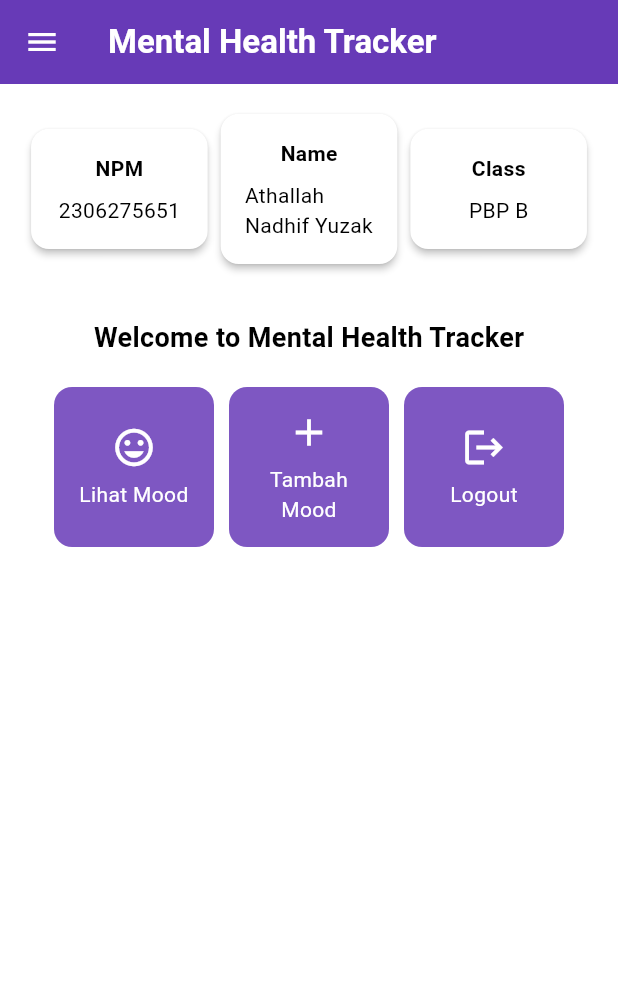
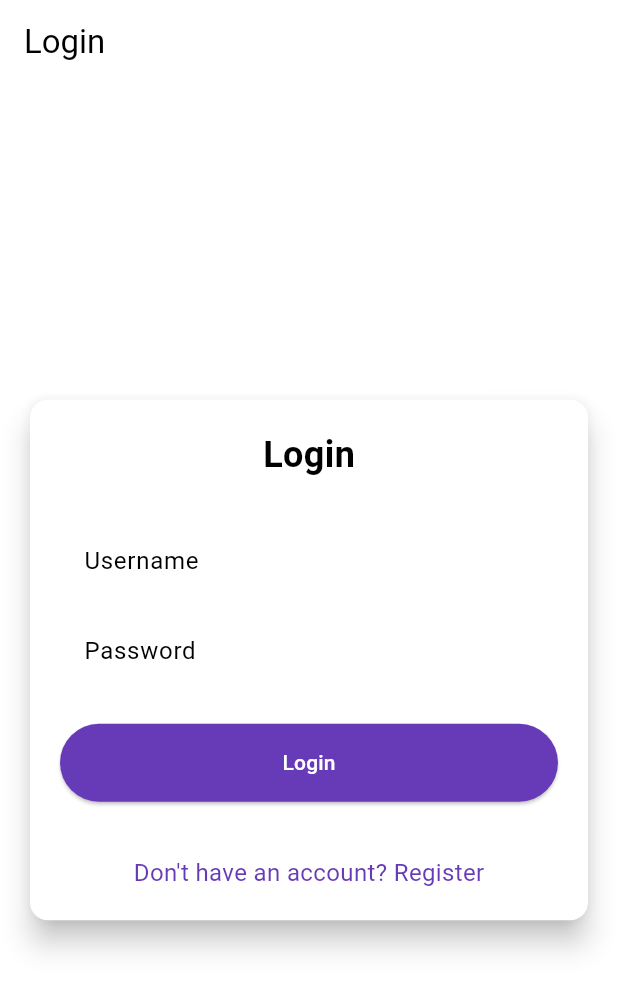
Before and after one commit to Athallah210505/mental-health-tracker-mobile, a Flutter app: the screen it shows after launch, on a phone screen of 412 x 824 dp. Shown: the top 991 px of the screen. Run offline on Flutter 3.47's test engine with Material 3 defaults, Android fonts, the phone set to English and light mode, and no system bars; missing offline and left inert: pbp_django_auth.

Commit message:
Selesai Tutorial 8

```diff
--- /dev/null
+++ b/devtools_options.yaml
@@ -0,0 +1,3 @@
+description: This file stores settings for Dart & Flutter DevTools.
+documentation: https://docs.flutter.dev/tools/devtools/extensions#configure-extension-enablement-states
+extensions:
--- a/lib/main.dart
+++ b/lib/main.dart
@@ -1,5 +1,8 @@
 import 'package:flutter/material.dart';
-import 'package:mental_health_tracker/screen/menu.dart';
+import 'package:mental_health_tracker/screens/menu.dart';
+import 'package:pbp_django_auth/pbp_django_auth.dart';
+import 'package:provider/provider.dart';
+import 'package:mental_health_tracker/screens/login.dart';
 
 void main() {
   runApp(const MyApp());
@@ -8,33 +11,23 @@ void main() {
 class MyApp extends StatelessWidget {
   const MyApp({super.key});
 
-  // This widget is the root of your application.
   @override
   Widget build(BuildContext context) {
-    return MaterialApp(
-      title: 'Flutter Demo',
-      theme: ThemeData(
-        // This is the theme of your application.
-        //
-        // TRY THIS: Try running your application with "flutter run". You'll see
-        // the application has a purple toolbar. Then, without quitting the app,
-        // try changing the seedColor in the colorScheme below to Colors.green
-        // and then invoke "hot reload" (save your changes or press the "hot
-        // reload" button in a Flutter-supported IDE, or press "r" if you used
-        // the command line to start the app).
-        //
-        // Notice that the counter didn't reset back to zero; the application
-        // state is not lost during the reload. To reset the state, use hot
-        // restart instead.
-        //
-        // This works for code too, not just values: Most code changes can be
-        // tested with just a hot reload.
-         colorScheme: ColorScheme.fromSwatch(
-       primarySwatch: Colors.deepPurple,
-        ).copyWith(secondary: Colors.deepPurple[400]),
-        useMaterial3: true,
+    return Provider(
+      create: (_) {
+        CookieRequest request = CookieRequest();
+        return request;
+      },
+      child: MaterialApp(
+        title: 'Mental Health Tracker',
+        theme: ThemeData(
+          useMaterial3: true,
+          colorScheme: ColorScheme.fromSwatch(
+            primarySwatch: Colors.deepPurple,
+          ).copyWith(secondary: Colors.deepPurple[400]),
+        ),
+        home: const LoginPage(),
       ),
-      home: MyHomePage(),
     );
   }
 }
--- /dev/null
+++ b/lib/screens/login.dart
@@ -0,0 +1,181 @@
+import 'package:mental_health_tracker/screens/menu.dart';
+import 'package:flutter/material.dart';
+import 'package:pbp_django_auth/pbp_django_auth.dart';
+import 'package:provider/provider.dart';
+import 'package:mental_health_tracker/screens/register.dart';
+
+void main() {
+  runApp(const LoginApp());
+}
+
+class LoginApp extends StatelessWidget {
+  const LoginApp({super.key});
+
+  @override
+  Widget build(BuildContext context) {
+    return MaterialApp(
+      title: 'Login',
+      theme: ThemeData(
+        useMaterial3: true,
+        colorScheme: ColorScheme.fromSwatch(
+          primarySwatch: Colors.deepPurple,
+        ).copyWith(secondary: Colors.deepPurple[400]),
+      ),
+      home: const LoginPage(),
+    );
+  }
+}
+
+class LoginPage extends StatefulWidget {
+  const LoginPage({super.key});
+
+  @override
+  State<LoginPage> createState() => _LoginPageState();
+}
+
+class _LoginPageState extends State<LoginPage> {
+  final TextEditingController _usernameController = TextEditingController();
+  final TextEditingController _passwordController = TextEditingController();
+
+  @override
+  Widget build(BuildContext context) {
+    final request = context.watch<CookieRequest>();
+
+    return Scaffold(
+      appBar: AppBar(
+        title: const Text('Login'),
+      ),
+      body: Center(
+        child: SingleChildScrollView(
+          padding: const EdgeInsets.all(16.0),
+          child: Card(
+            elevation: 8,
+            shape: RoundedRectangleBorder(
+              borderRadius: BorderRadius.circular(12.0),
+            ),
+            child: Padding(
+              padding: const EdgeInsets.all(20.0),
+              child: Column(
+                mainAxisSize: MainAxisSize.min,
+                children: [
+                  const Text(
+                    'Login',
+                    style: TextStyle(
+                      fontSize: 24.0,
+                      fontWeight: FontWeight.bold,
+                    ),
+                  ),
+                  const SizedBox(height: 30.0),
+                  TextField(
+                    controller: _usernameController,
+                    decoration: const InputDecoration(
+                      labelText: 'Username',
+                      hintText: 'Enter your username',
+                      border: OutlineInputBorder(
+                        borderRadius: BorderRadius.all(Radius.circular(12.0)),
+                      ),
+                      contentPadding:
+                          EdgeInsets.symmetric(horizontal: 12.0, vertical: 8.0),
+                    ),
+                  ),
+                  const SizedBox(height: 12.0),
+                  TextField(
+                    controller: _passwordController,
+                    decoration: const InputDecoration(
+                      labelText: 'Password',
+                      hintText: 'Enter your password',
+                      border: OutlineInputBorder(
+                        borderRadius: BorderRadius.all(Radius.circular(12.0)),
+                      ),
+                      contentPadding:
+                          EdgeInsets.symmetric(horizontal: 12.0, vertical: 8.0),
+                    ),
+                    obscureText: true,
+                  ),
+                  const SizedBox(height: 24.0),
+                  ElevatedButton(
+                    onPressed: () async {
+                      String username = _usernameController.text;
+                      String password = _passwordController.text;
+
+                      // Cek kredensial
+                      // TODO: Ganti URL dan jangan lupa tambahkan trailing slash (/) di akhir URL!
+                      // Untuk menyambungkan Android emulator dengan Django pada localhost,
+                      // gunakan URL http://10.0.2.2/
+                      final response = await request
+                          .login("http://127.0.0.1:8000/auth/login/", {
+                        'username': username,
+                        'password': password,
+                      });
+
+                      if (request.loggedIn) {
+                        String message = response['message'];
+                        String uname = response['username'];
+                        if (context.mounted) {
+                          Navigator.pushReplacement(
+                            context,
+                            MaterialPageRoute(
+                                builder: (context) => MyHomePage()),
+                          );
+                          ScaffoldMessenger.of(context)
+                            ..hideCurrentSnackBar()
+                            ..showSnackBar(
+                              SnackBar(
+                                  content:
+                                      Text("$message Selamat datang, $uname.")),
+                            );
+                        }
+                      } else {
+                        if (context.mounted) {
+                          showDialog(
+                            context: context,
+                            builder: (context) => AlertDialog(
+                              title: const Text('Login Gagal'),
+                              content: Text(response['message']),
+                              actions: [
+                                TextButton(
+                                  child: const Text('OK'),
+                                  onPressed: () {
+                                    Navigator.pop(context);
+                                  },
+                                ),
+                              ],
+                            ),
+                          );
+                        }
+                      }
+                    },
+                    style: ElevatedButton.styleFrom(
+                      foregroundColor: Colors.white,
+                      minimumSize: Size(double.infinity, 50),
+                      backgroundColor: Theme.of(context).colorScheme.primary,
+                      padding: const EdgeInsets.symmetric(vertical: 16.0),
+                    ),
+                    child: const Text('Login'),
+                  ),
+                  const SizedBox(height: 36.0),
+                  GestureDetector(
+                    onTap: () {
+                      Navigator.push(
+                        context,
+                        MaterialPageRoute(
+                            builder: (context) => const RegisterPage()),
+                      );
+                    },
+                    child: Text(
+                      'Don\'t have an account? Register',
+                      style: TextStyle(
+                        color: Theme.of(context).colorScheme.primary,
+                        fontSize: 16.0,
+                      ),
+                    ),
+                  ),
+                ],
+              ),
+            ),
+          ),
+        ),
+      ),
+    );
+  }
+}
--- a/lib/screen/menu.dart
+++ b/lib/screens/menu.dart
@@ -1,5 +1,4 @@
 import 'package:flutter/material.dart';
-import 'package:mental_health_tracker/screen/moodentry_form.dart';
 import 'package:mental_health_tracker/widgets/left_drawer.dart';
 import 'package:mental_health_tracker/widgets/mood_card.dart';
 class MyHomePage extends StatelessWidget {
--- a/pubspec.yaml
+++ b/pubspec.yaml
@@ -35,6 +35,9 @@ dependencies:
   # The following adds the Cupertino Icons font to your application.
   # Use with the CupertinoIcons class for iOS style icons.
   cupertino_icons: ^1.0.8
+  provider: ^6.1.2
+  pbp_django_auth: ^0.4.0
+  http: ^1.2.2
 
 dev_dependencies:
   flutter_test:
```
Also changed, not shown: lib/models/mood_entry.dart (added, +65 -0 lines), lib/screens/list_moodentry.dart (added, +92 -0 lines), lib/screens/register.dart (added, +166 -0 lines), lib/widgets/left_drawer.dart (+14 -2 lines), lib/widgets/mood_card.dart (+10 -1 lines), lib/screens/moodentry_form.dart (renamed from lib/screen/moodentry_form.dart), pubspec.lock, 2 other files.
